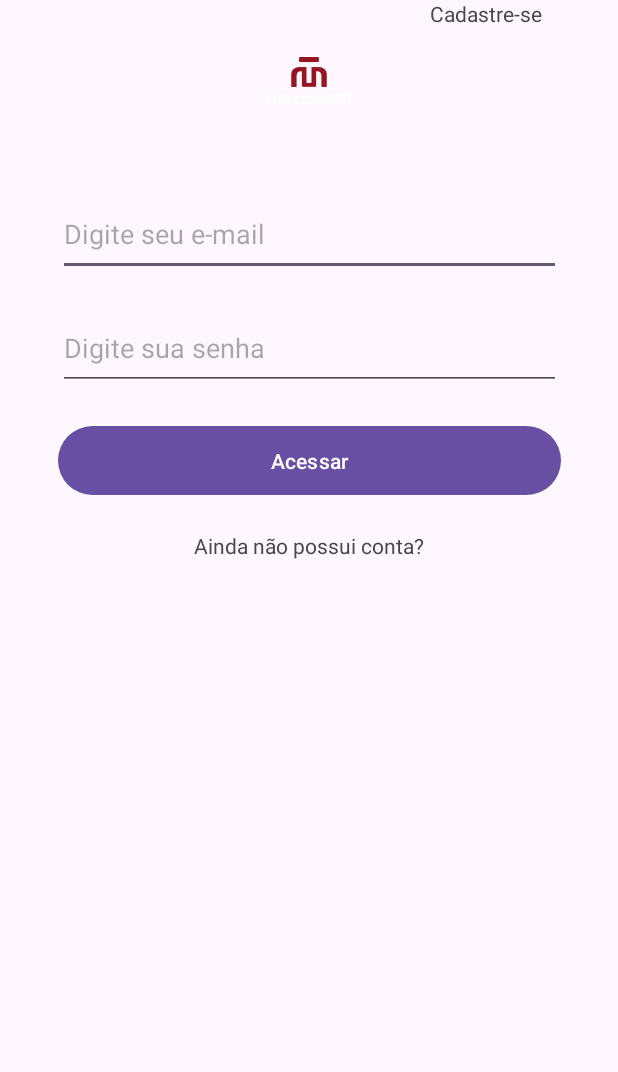
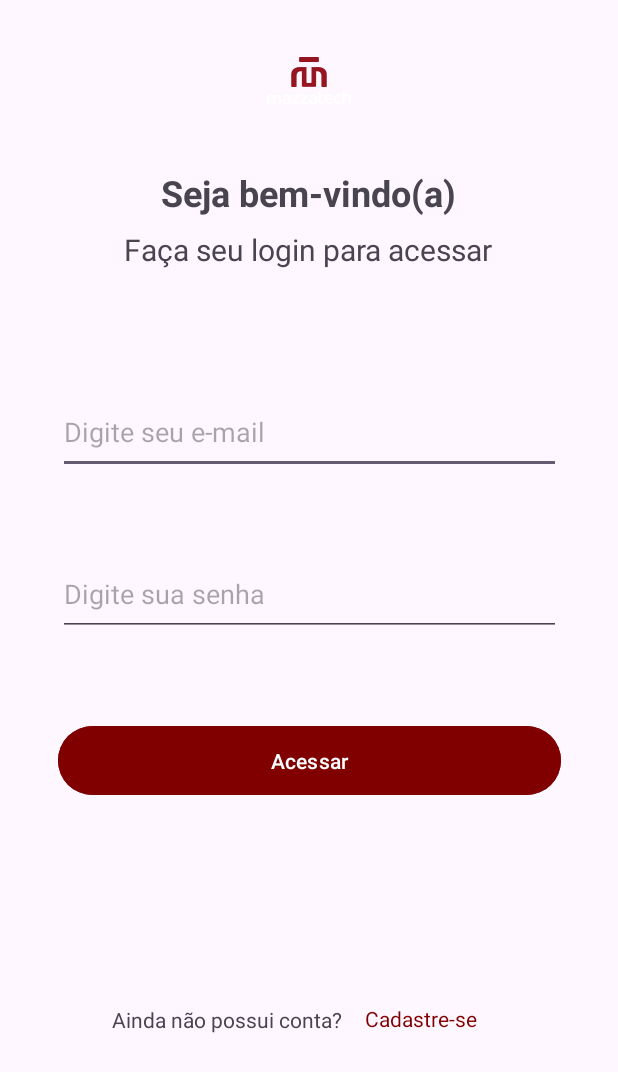
Before and after one commit to pauloabrantesii/desafio-mazzatech, an Android app: the screen it shows after launch (LoginActivity), on a phone screen of 412 x 824 dp. Shown: the top 1072 px of the screen. Run offline under Robolectric (Android 15) with nearby library versions, the phone set to English and light mode, and no system bars.

Commit message:
feat: screen login and signup

```diff
--- a/app/src/main/res/layout/activity_login.xml
+++ b/app/src/main/res/layout/activity_login.xml
@@ -15,12 +15,13 @@
         app:layout_constraintTop_toTopOf="parent"
         app:srcCompat="@mipmap/ic_launcher_foreground" />
 
+
     <EditText
         android:id="@+id/TextTextEmailAddress"
         android:layout_width="335dp"
         android:layout_height="56dp"
         android:layout_marginStart="20dp"
-        android:layout_marginTop="20dp"
+        android:layout_marginTop="152dp"
         android:layout_marginEnd="20dp"
         android:ems="10"
         android:hint="Digite seu e-mail"
@@ -34,7 +35,7 @@
         android:layout_width="335dp"
         android:layout_height="56dp"
         android:layout_marginStart="20dp"
-        android:layout_marginTop="20dp"
+        android:layout_marginTop="52dp"
         android:layout_marginEnd="20dp"
         android:ems="10"
         android:hint="Digite sua senha"
@@ -48,8 +49,9 @@
         android:layout_width="335dp"
         android:layout_height="54dp"
         android:layout_marginStart="20dp"
-        android:layout_marginTop="20dp"
+        android:layout_marginTop="56dp"
         android:layout_marginEnd="20dp"
+        android:backgroundTint="@color/vinho"
         android:text="Acessar"
         app:layout_constraintEnd_toEndOf="parent"
         app:layout_constraintStart_toStartOf="parent"
@@ -60,13 +62,13 @@
         android:layout_width="wrap_content"
         android:layout_height="wrap_content"
         android:layout_marginStart="20dp"
-        android:layout_marginTop="20dp"
-        android:layout_marginEnd="20dp"
+        android:layout_marginTop="136dp"
+        android:layout_marginEnd="80dp"
         android:text="Ainda não possui conta?"
         app:layout_constraintEnd_toEndOf="parent"
+        app:layout_constraintHorizontal_bias="0.345"
         app:layout_constraintStart_toStartOf="parent"
         app:layout_constraintTop_toBottomOf="@+id/buttonAcessar" />
-
 
     <TextView
         android:id="@+id/textViewN"
@@ -74,16 +76,46 @@
         android:layout_height="16dp"
         android:layout_alignParentLeft="true"
         android:layout_alignParentTop="true"
-        android:layout_marginStart="300dp"
-        android:layout_marginTop="20dp"
+        android:layout_marginStart="220dp"
+        android:layout_marginTop="136dp"
         android:clickable="true"
         android:gravity="top"
         android:lineSpacingExtra="1sp"
         android:text="Cadastre-se"
+        android:textColor="@color/vinho"
         android:translationY="-0.74sp"
         app:layout_constraintEnd_toEndOf="parent"
+        app:layout_constraintHorizontal_bias="0.442"
         app:layout_constraintStart_toStartOf="parent"
-        app:layout_constraintTop_toBottomOf="@+id/button3" />
+        app:layout_constraintTop_toBottomOf="@+id/buttonAcessar" />
+
+    <TextView
+        android:id="@+id/textView2"
+        android:layout_width="wrap_content"
+        android:layout_height="wrap_content"
+        android:layout_marginTop="4dp"
+        android:text="Seja bem-vindo(a)"
+        android:textSize="24sp"
+        android:textStyle="bold"
+        app:layout_constraintEnd_toEndOf="parent"
+        app:layout_constraintHorizontal_bias="0.497"
+        app:layout_constraintStart_toStartOf="parent"
+        app:layout_constraintTop_toBottomOf="@+id/imageView" />
+
+    <TextView
+        android:id="@+id/textView3"
+        android:layout_width="wrap_content"
+        android:layout_height="wrap_content"
+        android:layout_marginStart="20dp"
+        android:layout_marginTop="8dp"
+        android:layout_marginEnd="20dp"
+        android:text="Faça seu login para acessar"
+        android:textSize="20sp"
+        app:layout_constraintEnd_toEndOf="parent"
+        app:layout_constraintHorizontal_bias="0.495"
+        app:layout_constraintStart_toStartOf="parent"
+        app:layout_constraintTop_toBottomOf="@+id/textView2"
+        tools:text="Faça seu login para acessar" />
 
 
 </androidx.constraintlayout.widget.ConstraintLayout>
--- /dev/null
+++ b/app/src/main/res/mipmap-anydpi-v26/add.xml
@@ -0,0 +1,5 @@
+<?xml version="1.0" encoding="utf-8"?>
+<adaptive-icon xmlns:android="http://schemas.android.com/apk/res/android">
+    <background android:drawable="@drawable/add_background"/>
+    <foreground android:drawable="@drawable/add_foreground"/>
+</adaptive-icon>
--- /dev/null
+++ b/app/src/main/res/mipmap-anydpi-v26/add_round.xml
@@ -0,0 +1,5 @@
+<?xml version="1.0" encoding="utf-8"?>
+<adaptive-icon xmlns:android="http://schemas.android.com/apk/res/android">
+    <background android:drawable="@drawable/add_background"/>
+    <foreground android:drawable="@drawable/add_foreground"/>
+</adaptive-icon>
--- a/app/src/main/res/values/colors.xml
+++ b/app/src/main/res/values/colors.xml
@@ -2,4 +2,5 @@
 <resources>
     <color name="black">#FF000000</color>
     <color name="white">#FFFFFFFF</color>
+    <color name="vinho">#800000</color>
 </resources>
```
Also changed, not shown: app/src/main/res/drawable/add_background.xml (added, +74 -0 lines), app/src/main/res/drawable/add_foreground.xml (added, +18 -0 lines), app/src/main/res/drawable/custom_button_background.xml (added, +8 -0 lines), app/src/main/res/layout/activity_sign_up.xml (+86 -92 lines), app/src/main/add-playstore.png (added), app/src/main/res/mipmap-hdpi/add.webp (added), app/src/main/res/mipmap-hdpi/add_round.webp (added), app/src/main/res/mipmap-mdpi/add.webp (added), app/src/main/res/mipmap-mdpi/add_round.webp (added), app/src/main/res/mipmap-xhdpi/add.webp (added), app/src/main/res/mipmap-xhdpi/add_round.webp (added), app/src/main/res/mipmap-xxhdpi/add.webp (added), app/src/main/res/mipmap-xxhdpi/add_round.webp (added), app/src/main/res/mipmap-xxxhdpi/add.webp (added), 1 more files.
